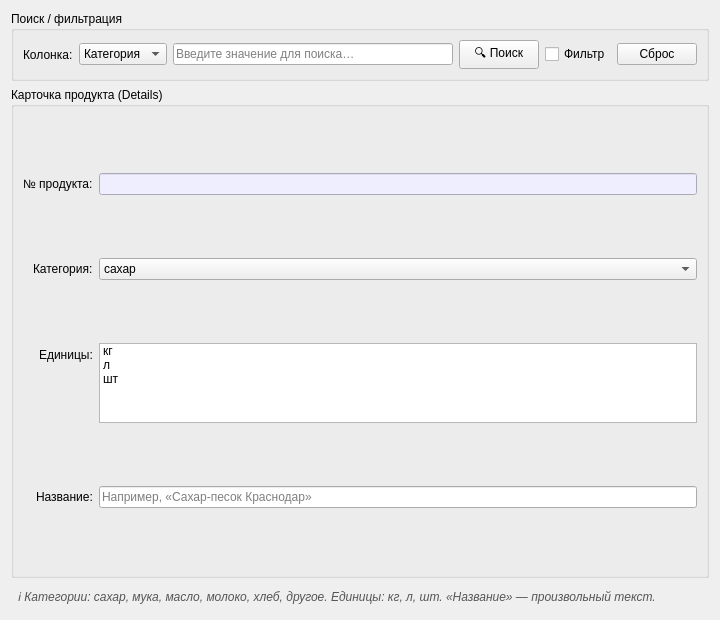
This is ui/product_details_form.ui in klmnkv/lab3 as Qt 5 draws it before an edit. The edited form follows.
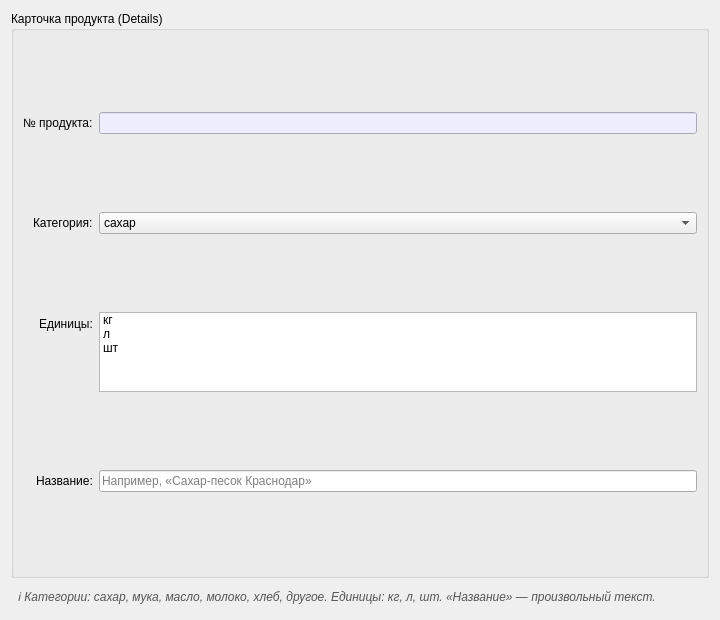
This is the edited form.

Commit message: Remove search/filter from Lab 2 Details forms

What changed in the file:
```diff
--- a/ui/product_details_form.ui
+++ b/ui/product_details_form.ui
@@ -16,61 +16,6 @@
   <layout class="QVBoxLayout" name="mainLayout">
 
    <!-- ============================================== -->
-   <!-- Поиск / фильтрация                              -->
-   <!-- ============================================== -->
-   <item>
-    <widget class="QGroupBox" name="groupSearch">
-     <property name="title"><string>Поиск / фильтрация</string></property>
-     <layout class="QHBoxLayout" name="searchLayout">
-      <item>
-       <widget class="QLabel" name="labelSearchCol">
-        <property name="text"><string>Колонка:</string></property>
-       </widget>
-      </item>
-      <item>
-       <widget class="QComboBox" name="comboColumn">
-        <item>
-         <property name="text"><string>Категория</string></property>
-        </item>
-        <item>
-         <property name="text"><string>Название</string></property>
-        </item>
-        <item>
-         <property name="text"><string>Ед. изм.</string></property>
-        </item>
-       </widget>
-      </item>
-      <item>
-       <widget class="QLineEdit" name="searchInput">
-        <property name="placeholderText">
-         <string>Введите значение для поиска…</string>
-        </property>
-        <property name="clearButtonEnabled"><bool>true</bool></property>
-       </widget>
-      </item>
-      <item>
-       <widget class="QPushButton" name="btnFind">
-        <property name="text"><string>🔍 Поиск</string></property>
-       </widget>
-      </item>
-      <item>
-       <widget class="QCheckBox" name="checkBoxFilter">
-        <property name="text"><string>Фильтр</string></property>
-        <property name="toolTip">
-         <string>Показывать только строки с точным совпадением</string>
-        </property>
-       </widget>
-      </item>
-      <item>
-       <widget class="QPushButton" name="btnReset">
-        <property name="text"><string>Сброс</string></property>
-       </widget>
-      </item>
-     </layout>
-    </widget>
-   </item>
-
-   <!-- ============================================== -->
    <!-- Details                                          -->
    <!-- ============================================== -->
    <item>
```
The commit also changes 3 other files.
